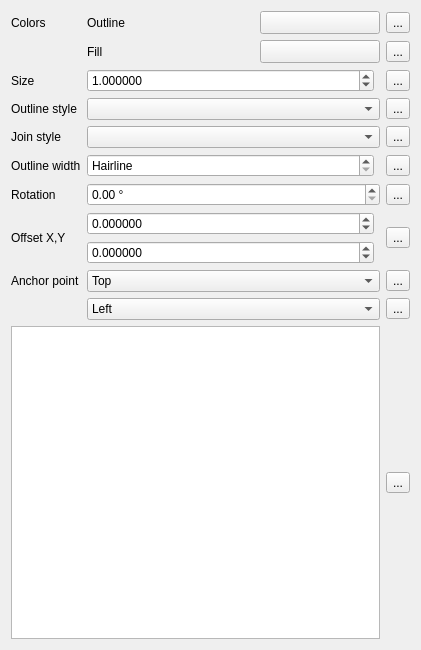
The window that src/ui/symbollayer/widget_simplemarker.ui (qgis/QGIS) describes before a commit, drawn with Qt 5.
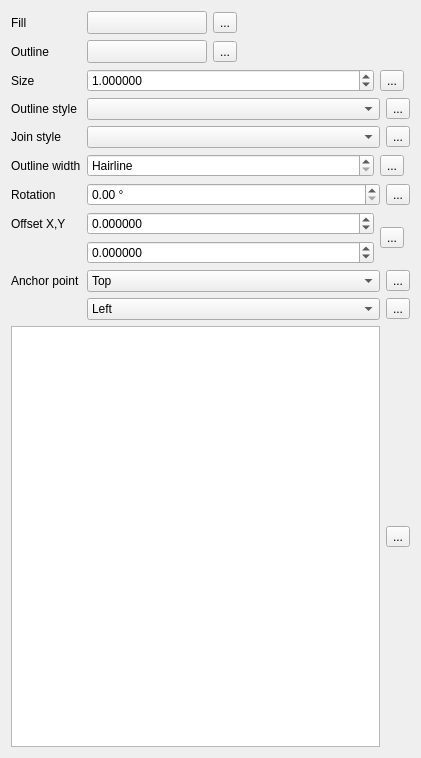
The same window after the commit. Custom widgets are drawn as their Qt base class.

Commit message: Rework some more layouts

Diff of the .ui file:
```diff
--- a/src/ui/symbollayer/widget_simplemarker.ui
+++ b/src/ui/symbollayer/widget_simplemarker.ui
@@ -7,14 +7,106 @@
     <x>0</x>
     <y>0</y>
     <width>421</width>
-    <height>650</height>
+    <height>758</height>
    </rect>
   </property>
   <property name="windowTitle">
    <string>Form</string>
   </property>
-  <layout class="QGridLayout" name="gridLayout">
-   <item row="3" column="1">
+  <layout class="QFormLayout" name="formLayout">
+   <item row="1" column="1">
+    <layout class="QHBoxLayout" name="horizontalLayout">
+     <property name="topMargin">
+      <number>0</number>
+     </property>
+     <item>
+      <widget class="QgsColorButtonV2" name="btnChangeColorBorder">
+       <property name="minimumSize">
+        <size>
+         <width>120</width>
+         <height>0</height>
+        </size>
+       </property>
+       <property name="maximumSize">
+        <size>
+         <width>120</width>
+         <height>16777215</height>
+        </size>
+       </property>
+       <property name="text">
+        <string/>
+       </property>
+      </widget>
+     </item>
+     <item>
+      <widget class="QgsDataDefinedButton" name="mBorderColorDDBtn">
+       <property name="text">
+        <string>...</string>
+       </property>
+      </widget>
+     </item>
+     <item>
+      <spacer name="horizontalSpacer">
+       <property name="orientation">
+        <enum>Qt::Horizontal</enum>
+       </property>
+       <property name="sizeHint" stdset="0">
+        <size>
+         <width>40</width>
+         <height>20</height>
+        </size>
+       </property>
+      </spacer>
+     </item>
+    </layout>
+   </item>
+   <item row="4" column="1">
+    <layout class="QHBoxLayout" name="horizontalLayout_2">
+     <property name="topMargin">
+      <number>0</number>
+     </property>
+     <item>
+      <widget class="QgsColorButtonV2" name="btnChangeColorFill">
+       <property name="minimumSize">
+        <size>
+         <width>120</width>
+         <height>0</height>
+        </size>
+       </property>
+       <property name="maximumSize">
+        <size>
+         <width>120</width>
+         <height>16777215</height>
+        </size>
+       </property>
+       <property name="text">
+        <string/>
+       </property>
+      </widget>
+     </item>
+     <item>
+      <widget class="QgsDataDefinedButton" name="mFillColorDDBtn">
+       <property name="text">
+        <string>...</string>
+       </property>
+      </widget>
+     </item>
+     <item>
+      <spacer name="horizontalSpacer_2">
+       <property name="orientation">
+        <enum>Qt::Horizontal</enum>
+       </property>
+       <property name="sizeHint" stdset="0">
+        <size>
+         <width>40</width>
+         <height>20</height>
+        </size>
+       </property>
+      </spacer>
+     </item>
+    </layout>
+   </item>
+   <item row="7" column="1">
     <layout class="QHBoxLayout" name="horizontalLayout_3">
      <item>
       <widget class="QgsDoubleSpinBox" name="spinSize">
@@ -36,11 +128,18 @@
        <property name="value">
         <double>1.000000000000000</double>
        </property>
-       <property name="showClearButton">
+       <property name="showClearButton" stdset="0">
         <bool>false</bool>
        </property>
       </widget>
      </item>
+     <item>
+      <widget class="QgsDataDefinedButton" name="mSizeDDBtn">
+       <property name="text">
+        <string>...</string>
+       </property>
+      </widget>
+     </item>
      <item>
       <widget class="QgsUnitSelectionWidget" name="mSizeUnitWidget" native="true">
        <property name="minimumSize">
@@ -56,7 +155,215 @@
      </item>
     </layout>
    </item>
-   <item row="8" column="0">
+   <item row="12" column="1">
+    <layout class="QHBoxLayout" name="horizontalLayout_10">
+     <item>
+      <widget class="QgsPenStyleComboBox" name="mOutlineStyleComboBox"/>
+     </item>
+     <item>
+      <widget class="QgsDataDefinedButton" name="mOutlineStyleDDBtn">
+       <property name="text">
+        <string>...</string>
+       </property>
+      </widget>
+     </item>
+    </layout>
+   </item>
+   <item row="15" column="1">
+    <layout class="QHBoxLayout" name="horizontalLayout_7">
+     <item>
+      <widget class="QgsPenJoinStyleComboBox" name="cboJoinStyle"/>
+     </item>
+     <item>
+      <widget class="QgsDataDefinedButton" name="mJoinStyleDDBtn">
+       <property name="text">
+        <string>...</string>
+       </property>
+      </widget>
+     </item>
+    </layout>
+   </item>
+   <item row="18" column="1">
+    <layout class="QGridLayout" name="gridLayout">
+     <item row="0" column="0" rowspan="2" colspan="2">
+      <layout class="QHBoxLayout" name="horizontalLayout_4">
+       <item>
+        <widget class="QgsDoubleSpinBox" name="mOutlineWidthSpinBox">
+         <property name="sizePolicy">
+          <sizepolicy hsizetype="Minimum" vsizetype="Fixed">
+           <horstretch>1</horstretch>
+           <verstretch>0</verstretch>
+          </sizepolicy>
+         </property>
+         <property name="specialValueText">
+          <string>Hairline</string>
+         </property>
+         <property name="decimals">
+          <number>6</number>
+         </property>
+         <property name="maximum">
+          <double>999999999.999999046325684</double>
+         </property>
+         <property name="singleStep">
+          <double>0.200000000000000</double>
+         </property>
+         <property name="showClearButton" stdset="0">
+          <bool>true</bool>
+         </property>
+        </widget>
+       </item>
+       <item>
+        <widget class="QgsDataDefinedButton" name="mOutlineWidthDDBtn">
+         <property name="text">
+          <string>...</string>
+         </property>
+        </widget>
+       </item>
+       <item>
+        <widget class="QgsUnitSelectionWidget" name="mOutlineWidthUnitWidget" native="true">
+         <property name="minimumSize">
+          <size>
+           <width>0</width>
+           <height>0</height>
+          </size>
+         </property>
+         <property name="focusPolicy">
+          <enum>Qt::StrongFocus</enum>
+         </property>
+        </widget>
+       </item>
+      </layout>
+     </item>
+    </layout>
+   </item>
+   <item row="21" column="1">
+    <layout class="QHBoxLayout" name="horizontalLayout_6">
+     <item>
+      <widget class="QgsDoubleSpinBox" name="spinAngle">
+       <property name="suffix">
+        <string> °</string>
+       </property>
+       <property name="decimals">
+        <number>2</number>
+       </property>
+       <property name="maximum">
+        <double>360.000000000000000</double>
+       </property>
+       <property name="singleStep">
+        <double>0.500000000000000</double>
+       </property>
+      </widget>
+     </item>
+     <item>
+      <widget class="QgsDataDefinedButton" name="mAngleDDBtn">
+       <property name="text">
+        <string>...</string>
+       </property>
+      </widget>
+     </item>
+    </layout>
+   </item>
+   <item row="28" column="1">
+    <layout class="QHBoxLayout" name="horizontalLayout_5">
+     <item>
+      <widget class="QComboBox" name="mVerticalAnchorComboBox">
+       <item>
+        <property name="text">
+         <string>Top</string>
+        </property>
+       </item>
+       <item>
+        <property name="text">
+         <string>VCenter</string>
+        </property>
+       </item>
+       <item>
+        <property name="text">
+         <string>Bottom</string>
+        </property>
+       </item>
+      </widget>
+     </item>
+     <item>
+      <widget class="QgsDataDefinedButton" name="mVerticalAnchorDDBtn">
+       <property name="text">
+        <string>...</string>
+       </property>
+      </widget>
+     </item>
+    </layout>
+   </item>
+   <item row="30" column="1">
+    <layout class="QHBoxLayout" name="horizontalLayout_9">
+     <item>
+      <widget class="QComboBox" name="mHorizontalAnchorComboBox">
+       <item>
+        <property name="text">
+         <string>Left</string>
+        </property>
+       </item>
+       <item>
+        <property name="text">
+         <string>HCenter</string>
+        </property>
+       </item>
+       <item>
+        <property name="text">
+         <string>Right</string>
+        </property>
+       </item>
+      </widget>
+     </item>
+     <item>
+      <widget class="QgsDataDefinedButton" name="mHorizontalAnchorDDBtn">
+       <property name="text">
+        <string>...</string>
+       </property>
+      </widget>
+     </item>
+    </layout>
+   </item>
+   <item row="1" column="0">
+    <widget class="QLabel" name="label_2">
+     <property name="sizePolicy">
+      <sizepolicy hsizetype="Minimum" vsizetype="Preferred">
+       <horstretch>0</horstretch>
+       <verstretch>0</verstretch>
+      </sizepolicy>
+     </property>
+     <property name="text">
+      <string>Fill</string>
+     </property>
+    </widget>
+   </item>
+   <item row="4" column="0">
+    <widget class="QLabel" name="label">
+     <property name="sizePolicy">
+      <sizepolicy hsizetype="Minimum" vsizetype="Preferred">
+       <horstretch>0</horstretch>
+       <verstretch>0</verstretch>
+      </sizepolicy>
+     </property>
+     <property name="text">
+      <string>Outline</string>
+     </property>
+    </widget>
+   </item>
+   <item row="7" column="0">
+    <widget class="QLabel" name="label_3">
+     <property name="text">
+      <string>Size</string>
+     </property>
+    </widget>
+   </item>
+   <item row="12" column="0">
+    <widget class="QLabel" name="mOutlineStyleLabel">
+     <property name="text">
+      <string>Outline style</string>
+     </property>
+    </widget>
+   </item>
+   <item row="15" column="0">
     <widget class="QLabel" name="label_8">
      <property name="text">
       <string>Join style</string>
@@ -66,75 +373,35 @@
      </property>
     </widget>
    </item>
-   <item row="8" column="1">
-    <layout class="QHBoxLayout" name="horizontalLayout_7">
-     <item>
-      <widget class="QgsPenJoinStyleComboBox" name="cboJoinStyle"/>
-     </item>
-    </layout>
-   </item>
-   <item row="3" column="2">
-    <widget class="QgsDataDefinedButton" name="mSizeDDBtn">
+   <item row="18" column="0">
+    <widget class="QLabel" name="mOutlineWidthLabel">
      <property name="text">
-      <string>...</string>
+      <string>Outline width</string>
      </property>
     </widget>
    </item>
-   <item row="0" column="2">
-    <widget class="QgsDataDefinedButton" name="mBorderColorDDBtn">
+   <item row="21" column="0">
+    <widget class="QLabel" name="label_4">
      <property name="text">
-      <string>...</string>
+      <string>Rotation</string>
      </property>
     </widget>
    </item>
-   <item row="9" column="2">
-    <widget class="QgsDataDefinedButton" name="mOutlineWidthDDBtn">
-     <property name="text">
-      <string>...</string>
-     </property>
-    </widget>
-   </item>
-   <item row="12" column="2">
-    <widget class="QgsDataDefinedButton" name="mVerticalAnchorDDBtn">
-     <property name="text">
-      <string>...</string>
-     </property>
-    </widget>
-   </item>
-   <item row="1" column="2">
-    <widget class="QgsDataDefinedButton" name="mFillColorDDBtn">
-     <property name="text">
-      <string>...</string>
-     </property>
-    </widget>
-   </item>
-   <item row="12" column="1">
-    <widget class="QComboBox" name="mVerticalAnchorComboBox">
-     <item>
-      <property name="text">
-       <string>Top</string>
-      </property>
-     </item>
-     <item>
-      <property name="text">
-       <string>VCenter</string>
-      </property>
-     </item>
-     <item>
-      <property name="text">
-       <string>Bottom</string>
-      </property>
-     </item>
-    </widget>
-   </item>
-   <item row="11" column="0">
+   <item row="24" column="0">
     <widget class="QLabel" name="label_5">
      <property name="text">
       <string>Offset X,Y</string>
      </property>
     </widget>
    </item>
-   <item row="16" column="0" colspan="2">
+   <item row="28" column="0">
+    <widget class="QLabel" name="mAnchorPointLabel">
+     <property name="text">
+      <string>Anchor point</string>
+     </property>
+    </widget>
+   </item>
+   <item row="32" column="0" colspan="2">
     <layout class="QHBoxLayout" name="horizontalLayout_8">
      <item>
       <widget class="QListWidget" name="lstNames">
@@ -179,72 +446,16 @@
        </property>
       </widget>
      </item>
-    </layout>
-   </item>
-   <item row="9" column="1">
-    <layout class="QHBoxLayout" name="horizontalLayout_4">
      <item>
-      <widget class="QgsDoubleSpinBox" name="mOutlineWidthSpinBox">
-       <property name="sizePolicy">
-        <sizepolicy hsizetype="Minimum" vsizetype="Fixed">
-         <horstretch>1</horstretch>
-         <verstretch>0</verstretch>
-        </sizepolicy>
+      <widget class="QgsDataDefinedButton" name="mNameDDBtn">
+       <property name="text">
+        <string>...</string>
        </property>
-       <property name="specialValueText">
-        <string>Hairline</string>
-       </property>
-       <property name="decimals">
-        <number>6</number>
-       </property>
-       <property name="maximum">
-        <double>999999999.999999046325684</double>
-       </property>
-       <property name="singleStep">
-        <double>0.200000000000000</double>
-       </property>
-       <property name="showClearButton">
-        <bool>true</bool>
-       </property>
       </widget>
      </item>
-     <item>
-      <widget class="QgsUnitSelectionWidget" name="mOutlineWidthUnitWidget" native="true">
-       <property name="minimumSize">
-        <size>
-         <width>0</width>
-         <height>0</height>
-        </size>
-       </property>
-       <property name="focusPolicy">
-        <enum>Qt::StrongFocus</enum>
-       </property>
-      </widget>
-     </item>
     </layout>
    </item>
-   <item row="7" column="0">
-    <widget class="QLabel" name="mOutlineStyleLabel">
-     <property name="text">
-      <string>Outline style</string>
-     </property>
-    </widget>
-   </item>
-   <item row="7" column="1">
-    <layout class="QHBoxLayout" name="horizontalLayout_10">
-     <item>
-      <widget class="QgsPenStyleComboBox" name="mOutlineStyleComboBox"/>
-     </item>
-    </layout>
-   </item>
-   <item row="10" column="2">
-    <widget class="QgsDataDefinedButton" name="mAngleDDBtn">
-     <property name="text">
-      <string>...</string>
-     </property>
-    </widget>
-   </item>
-   <item row="11" column="1">
+   <item row="24" column="1">
     <layout class="QHBoxLayout" name="horizontalLayout_11">
      <item>
       <layout class="QVBoxLayout" name="verticalLayout_2">
@@ -297,6 +508,13 @@
        </item>
       </layout>
      </item>
+     <item>
+      <widget class="QgsDataDefinedButton" name="mOffsetDDBtn">
+       <property name="text">
+        <string>...</string>
+       </property>
+      </widget>
+     </item>
      <item>
       <widget class="QgsUnitSelectionWidget" name="mOffsetUnitWidget" native="true">
        <property name="minimumSize">
@@ -312,193 +530,6 @@
      </item>
     </layout>
    </item>
-   <item row="0" column="1">
-    <layout class="QHBoxLayout" name="horizontalLayout">
-     <property name="topMargin">
-      <number>0</number>
-     </property>
-     <item>
-      <widget class="QLabel" name="label">
-       <property name="sizePolicy">
-        <sizepolicy hsizetype="Minimum" vsizetype="Preferred">
-         <horstretch>0</horstretch>
-         <verstretch>0</verstretch>
-        </sizepolicy>
-       </property>
-       <property name="text">
-        <string>Outline</string>
-       </property>
-      </widget>
-     </item>
-     <item>
-      <widget class="QgsColorButtonV2" name="btnChangeColorBorder">
-       <property name="minimumSize">
-        <size>
-         <width>120</width>
-         <height>0</height>
-        </size>
-       </property>
-       <property name="maximumSize">
-        <size>
-         <width>120</width>
-         <height>16777215</height>
-        </size>
-       </property>
-       <property name="text">
-        <string/>
-       </property>
-      </widget>
-     </item>
-    </layout>
-   </item>
-   <item row="9" column="0">
-    <widget class="QLabel" name="mOutlineWidthLabel">
-     <property name="text">
-      <string>Outline width</string>
-     </property>
-    </widget>
-   </item>
-   <item row="13" column="2">
-    <widget class="QgsDataDefinedButton" name="mHorizontalAnchorDDBtn">
-     <property name="text">
-      <string>...</string>
-     </property>
-    </widget>
-   </item>
-   <item row="10" column="1">
-    <layout class="QHBoxLayout" name="horizontalLayout_6">
-     <item>
-      <widget class="QgsDoubleSpinBox" name="spinAngle">
-       <property name="suffix">
-        <string> °</string>
-       </property>
-       <property name="decimals">
-        <number>2</number>
-       </property>
-       <property name="maximum">
-        <double>360.000000000000000</double>
-       </property>
-       <property name="singleStep">
-        <double>0.500000000000000</double>
-       </property>
-      </widget>
-     </item>
-    </layout>
-   </item>
-   <item row="8" column="2">
-    <widget class="QgsDataDefinedButton" name="mJoinStyleDDBtn">
-     <property name="text">
-      <string>...</string>
-     </property>
-    </widget>
-   </item>
-   <item row="0" column="0">
-    <widget class="QLabel" name="label_6">
-     <property name="text">
-      <string>Colors</string>
-     </property>
-    </widget>
-   </item>
-   <item row="13" column="1">
-    <widget class="QComboBox" name="mHorizontalAnchorComboBox">
-     <item>
-      <property name="text">
-       <string>Left</string>
-      </property>
-     </item>
-     <item>
-      <property name="text">
-       <string>HCenter</string>
-      </property>
-     </item>
-     <item>
-      <property name="text">
-       <string>Right</string>
-      </property>
-     </item>
-    </widget>
-   </item>
-   <item row="12" column="0">
-    <widget class="QLabel" name="mAnchorPointLabel">
-     <property name="text">
-      <string>Anchor point</string>
-     </property>
-    </widget>
-   </item>
-   <item row="3" column="0">
-    <widget class="QLabel" name="label_3">
-     <property name="text">
-      <string>Size</string>
-     </property>
-    </widget>
-   </item>
-   <item row="1" column="1">
-    <layout class="QHBoxLayout" name="horizontalLayout_2">
-     <property name="topMargin">
-      <number>0</number>
-     </property>
-     <item>
-      <widget class="QLabel" name="label_2">
-       <property name="sizePolicy">
-        <sizepolicy hsizetype="Minimum" vsizetype="Preferred">
-         <horstretch>0</horstretch>
-         <verstretch>0</verstretch>
-        </sizepolicy>
-       </property>
-       <property name="text">
-        <string>Fill</string>
-       </property>
-      </widget>
-     </item>
-     <item>
-      <widget class="QgsColorButtonV2" name="btnChangeColorFill">
-       <property name="minimumSize">
-        <size>
-         <width>120</width>
-         <height>0</height>
-        </size>
-       </property>
-       <property name="maximumSize">
-        <size>
-         <width>120</width>
-         <height>16777215</height>
-        </size>
-       </property>
-       <property name="text">
-        <string/>
-       </property>
-      </widget>
-     </item>
-    </layout>
-   </item>
-   <item row="11" column="2">
-    <widget class="QgsDataDefinedButton" name="mOffsetDDBtn">
-     <property name="text">
-      <string>...</string>
-     </property>
-    </widget>
-   </item>
-   <item row="7" column="2">
-    <widget class="QgsDataDefinedButton" name="mOutlineStyleDDBtn">
-     <property name="text">
-      <string>...</string>
-     </property>
-    </widget>
-   </item>
-   <item row="10" column="0">
-    <widget class="QLabel" name="label_4">
-     <property name="text">
-      <string>Rotation</string>
-     </property>
-    </widget>
-   </item>
-   <item row="16" column="2">
-    <widget class="QgsDataDefinedButton" name="mNameDDBtn">
-     <property name="text">
-      <string>...</string>
-     </property>
-    </widget>
-   </item>
   </layout>
  </widget>
  <customwidgets>
```
Left out of the diff: 2 changed lines with no effect on the pictures. The commit also changes 2 other files.
